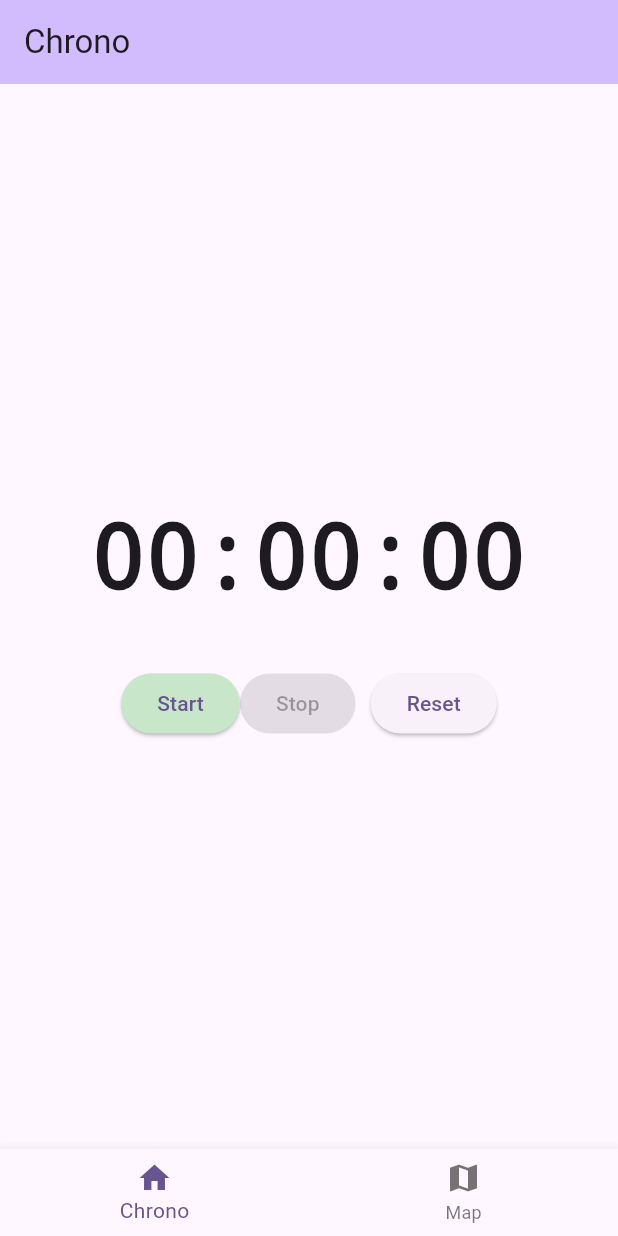
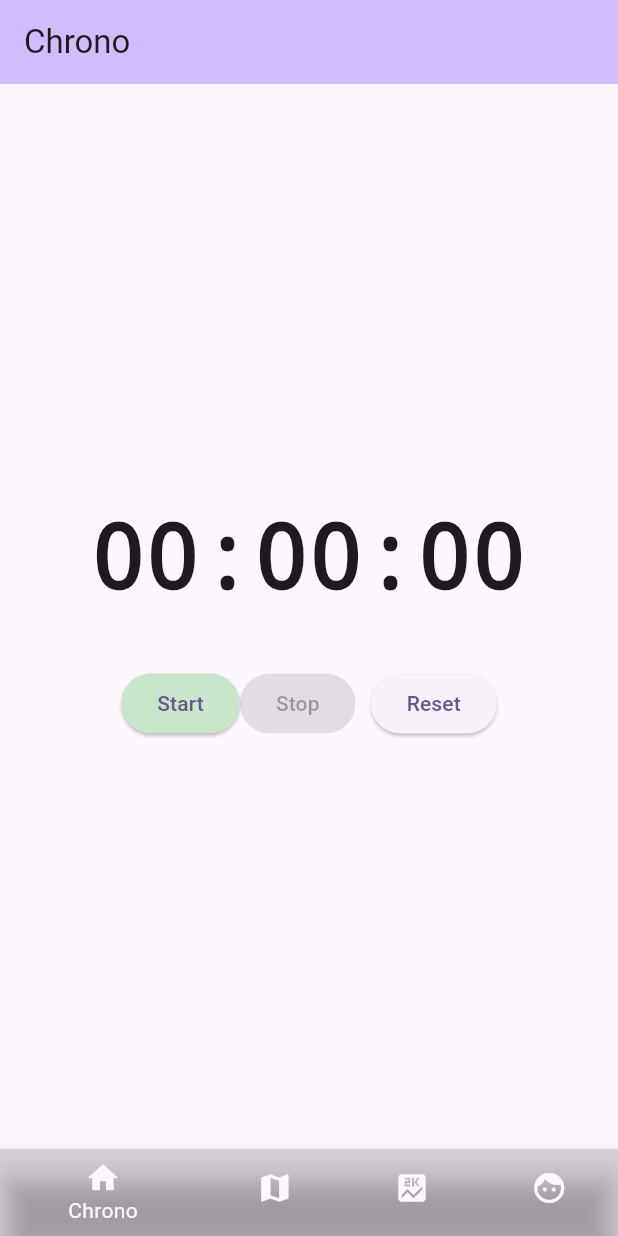
Before and after one commit to evanhgs/rmce_app, a Flutter app: the screen it shows after launch, after a tap on "Start", after a tap on "Stop", after a tap on "Reset", on a phone screen of 412 x 824 dp. Run offline on Flutter 3.47's test engine with Material 3 defaults, Android fonts, the phone set to English and light mode, and no system bars; our stand-ins replace flutter_map, geolocator, latlong2.

Commit message:
add friends and top pages with navigation integration

```diff
--- a/lib/main.dart
+++ b/lib/main.dart
@@ -1,6 +1,8 @@
 import 'package:flutter/material.dart';
+import 'package:rmce_app/pages/friends_page.dart';
 import 'package:rmce_app/pages/home_page.dart';
 import 'package:rmce_app/pages/map_page.dart';
+import 'package:rmce_app/pages/top_page.dart';
 
 void main() {
   runApp(const MyApp());
@@ -34,7 +36,9 @@ class _RootPageState extends State<RootPage> {
 
   final List<Widget> _pages = const [
     MyHomePage(title: "Chrono"),
-    MapPage(title: "Map")
+    MapPage(title: "Map"),
+    TopPage(title: "Classement"),
+    FriendsPage(title: "Ami(e)s"),
   ];
 
   @override
@@ -49,8 +53,10 @@ class _RootPageState extends State<RootPage> {
         currentIndex: _currentIndex,
         onTap: (index) => setState(() => _currentIndex = index),
         items: const [
-          BottomNavigationBarItem(icon: Icon(Icons.home), label: 'Chrono',),
+          BottomNavigationBarItem(icon: Icon(Icons.home), label: 'Chrono', backgroundColor: Colors.black12),
           BottomNavigationBarItem(icon: Icon(Icons.map), label: 'Map',),
+          BottomNavigationBarItem(icon: Icon(Icons.score), label: 'Classement'),
+          BottomNavigationBarItem(icon: Icon(Icons.face), label: 'Ami(e)s'),
         ],
       ),
     );
--- /dev/null
+++ b/lib/pages/friends_page.dart
@@ -0,0 +1,22 @@
+import 'package:flutter/material.dart';
+
+class FriendsPage extends StatefulWidget {
+  final String title;
+
+  const FriendsPage({super.key, required this.title});
+
+  @override
+  State<FriendsPage> createState() => _FriendsPageState();
+}
+
+class _FriendsPageState extends State<FriendsPage> {
+  @override
+  Widget build(BuildContext context) {
+    return Scaffold(
+      appBar: AppBar(title: Text(widget.title),),
+      body: Center(
+
+      ),
+    );
+  }
+}
--- /dev/null
+++ b/lib/pages/top_page.dart
@@ -0,0 +1,22 @@
+import 'package:flutter/material.dart';
+
+class TopPage extends StatefulWidget {
+  final String title;
+
+  const TopPage({super.key, required this.title});
+
+  @override
+  State<TopPage> createState() => _TopPageState();
+}
+
+class _TopPageState extends State<TopPage> {
+  @override
+  Widget build(BuildContext context) {
+    return Scaffold(
+      appBar: AppBar(title: Text(widget.title),),
+      body: Center(
+
+      ),
+    );
+  }
+}
```
